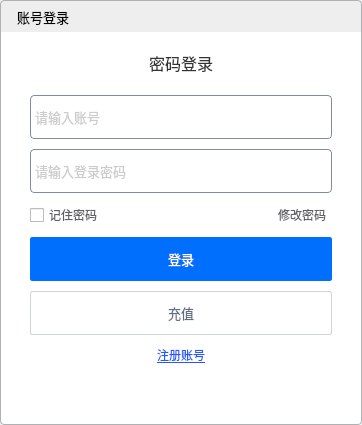
Qt form loginwindow.ui (elevenisreallywonderful/vBlueCommercial_PaiGow) before a commit.
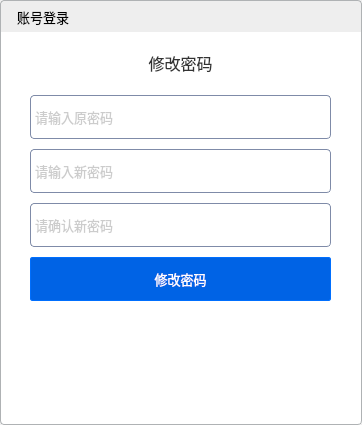
The same form after that commit. The open tabs and pages were chosen to show the change. Icons and pictures are not drawn.

Commit message: feat(changepassword): create changepassword ui

```diff
--- a/loginwindow.ui
+++ b/loginwindow.ui
@@ -27,7 +27,8 @@
 
 /* Header label styling */
 #signinHeaderLabel,
-#signupHeaderLabel {
+#signupHeaderLabel,
+#changePasswordHeaderLabel {
     width: 300px;
     height: 44px;
     background-color: transparent;
@@ -35,12 +36,8 @@
 	font-size: 16px;
 }
 
-/* Input field styling */
-#signinUsernameEdit,
-#signinPasswordEdit,
-#signupUsernameEdit,
-#signupPasswordEdit
- {
+QLineEdit
+{
     width: 271px;
     height: 38px;
     padding: 2px 25px 2px 2px;
@@ -51,15 +48,14 @@
     text-align: left;
 }
 
-/* Input fields when disabled */
-#signinUsernameEdit:disabled,
-#signinPasswordEdit:disabled {
+QLineEdit:disabled {
     background-color: #f0f0f0;
 }
 
 /* Sign-in button styling */
 #signinBtn,
-#signupBtn {
+#signupBtn,
+#changepasswordBtn {
     width: 298px;
     height: 42px;
     border-radius: 2px;
@@ -70,13 +66,15 @@
 
 /* Sign-in button hover effect */
 #signinBtn:hover,
-#signupBtn:hover {
+#signupBtn:hover,
+#changepasswordBtn {
     background-color: #4093ff;
 }
 
 /* Sign-in button pressed effect */
 #signinBtn:pressed,
-#signupBtn:pressed {
+#signupBtn:pressed,
+#changepasswordBtn {
     background-color: #0063e5;
 }
 
@@ -131,7 +129,6 @@
     color: #909399;
 }
 
-
 #label,
 #label2 ,
 #rememberPasswordCheckBox
@@ -147,7 +144,8 @@
 	font-size: 12px;
 }
 
-#signupBackBtn {
+#signupBackBtn,
+#changepasswordBackBtn {
 	border: 0;
 	border-image: url(:/images/back.svg);
 }</string>
@@ -619,6 +617,129 @@
        </item>
       </layout>
      </widget>
+     <widget class="QWidget" name="changepasswordPage">
+      <layout class="QHBoxLayout" name="horizontalLayout_6">
+       <property name="spacing">
+        <number>0</number>
+       </property>
+       <property name="rightMargin">
+        <number>30</number>
+       </property>
+       <item>
+        <layout class="QVBoxLayout" name="verticalLayout_5">
+         <property name="spacing">
+          <number>0</number>
+         </property>
+         <item>
+          <spacer name="verticalSpacer_6">
+           <property name="orientation">
+            <enum>Qt::Vertical</enum>
+           </property>
+           <property name="sizeType">
+            <enum>QSizePolicy::Fixed</enum>
+           </property>
+           <property name="sizeHint" stdset="0">
+            <size>
+             <width>18</width>
+             <height>18</height>
+            </size>
+           </property>
+          </spacer>
+         </item>
+         <item>
+          <widget class="QPushButton" name="changepasswordBackBtn">
+           <property name="maximumSize">
+            <size>
+             <width>16</width>
+             <height>16</height>
+            </size>
+           </property>
+           <property name="text">
+            <string/>
+           </property>
+          </widget>
+         </item>
+         <item>
+          <spacer name="verticalSpacer_4">
+           <property name="orientation">
+            <enum>Qt::Vertical</enum>
+           </property>
+           <property name="sizeHint" stdset="0">
+            <size>
+             <width>20</width>
+             <height>40</height>
+            </size>
+           </property>
+          </spacer>
+         </item>
+        </layout>
+       </item>
+       <item>
+        <layout class="QVBoxLayout" name="verticalLayout_6">
+         <property name="spacing">
+          <number>10</number>
+         </property>
+         <item>
+          <widget class="QLabel" name="changePasswordHeaderLabel">
+           <property name="minimumSize">
+            <size>
+             <width>0</width>
+             <height>44</height>
+            </size>
+           </property>
+           <property name="text">
+            <string>修改密码</string>
+           </property>
+           <property name="alignment">
+            <set>Qt::AlignCenter</set>
+           </property>
+          </widget>
+         </item>
+         <item>
+          <widget class="QLineEdit" name="changepasswordUsernameEdit">
+           <property name="placeholderText">
+            <string>请输入原密码</string>
+           </property>
+          </widget>
+         </item>
+         <item>
+          <widget class="QLineEdit" name="changepasswordPasswordEdit">
+           <property name="placeholderText">
+            <string>请输入新密码</string>
+           </property>
+          </widget>
+         </item>
+         <item>
+          <widget class="QLineEdit" name="changepasswordConfirmEdit">
+           <property name="placeholderText">
+            <string>请确认新密码</string>
+           </property>
+          </widget>
+         </item>
+         <item>
+          <widget class="QPushButton" name="changepasswordBtn">
+           <property name="text">
+            <string>修改密码</string>
+           </property>
+          </widget>
+         </item>
+         <item>
+          <spacer name="verticalSpacer_7">
+           <property name="orientation">
+            <enum>Qt::Vertical</enum>
+           </property>
+           <property name="sizeHint" stdset="0">
+            <size>
+             <width>20</width>
+             <height>40</height>
+            </size>
+           </property>
+          </spacer>
+         </item>
+        </layout>
+       </item>
+      </layout>
+     </widget>
     </widget>
    </item>
   </layout>
```
The commit also changes 2 other files.
